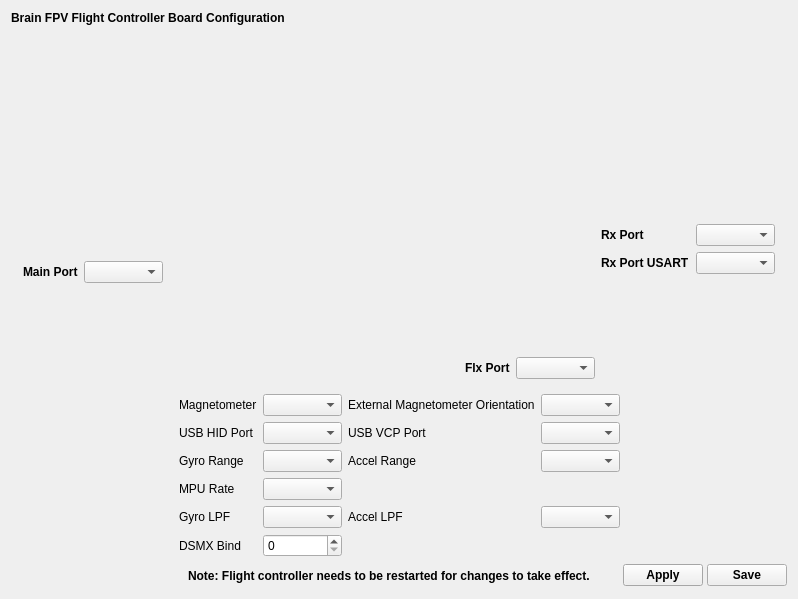
This is ground/gcs/src/plugins/boards_brainfpv/brainconfiguration.ui in TauLabs/TauLabs as Qt 5 draws it before an edit. The edited form follows.
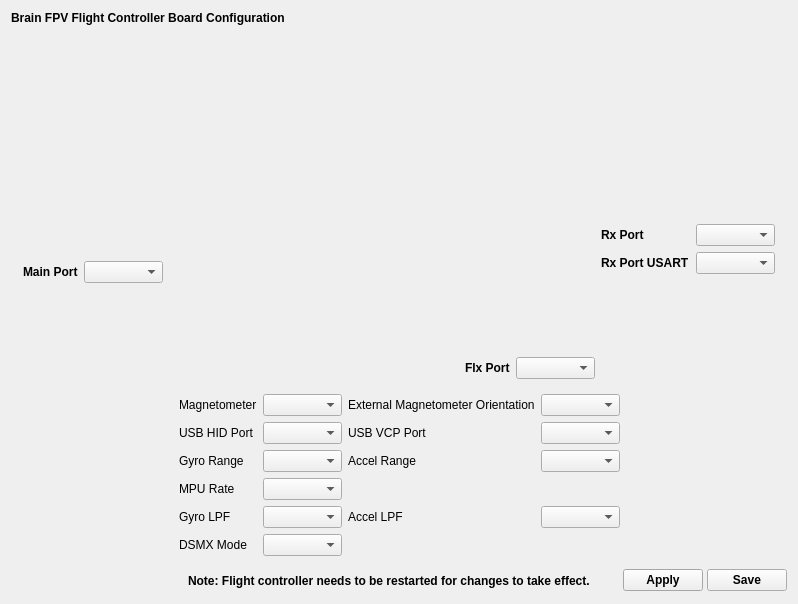
This is the edited form. Icons and pictures are not drawn.

Commit message: Brain: Replaced DSMxBind with DSMxMode

The edit to the form file:
```diff
--- a/ground/gcs/src/plugins/boards_brainfpv/brainconfiguration.ui
+++ b/ground/gcs/src/plugins/boards_brainfpv/brainconfiguration.ui
@@ -7,7 +7,7 @@
     <x>0</x>
     <y>0</y>
     <width>798</width>
-    <height>578</height>
+    <height>604</height>
    </rect>
   </property>
   <property name="sizePolicy">
@@ -500,22 +500,12 @@
           </font>
          </property>
          <property name="text">
-          <string>DSMX Bind</string>
+          <string>DSMX Mode</string>
          </property>
         </widget>
        </item>
        <item row="8" column="1">
-        <widget class="QSpinBox" name="sbDsmxBind">
-         <property name="font">
-          <font>
-           <weight>50</weight>
-           <bold>false</bold>
-          </font>
-         </property>
-         <property name="maximum">
-          <number>255</number>
-         </property>
-        </widget>
+        <widget class="QComboBox" name="cbDsmxMode"/>
        </item>
       </layout>
      </item>
```
The commit also changes 3 other files.
